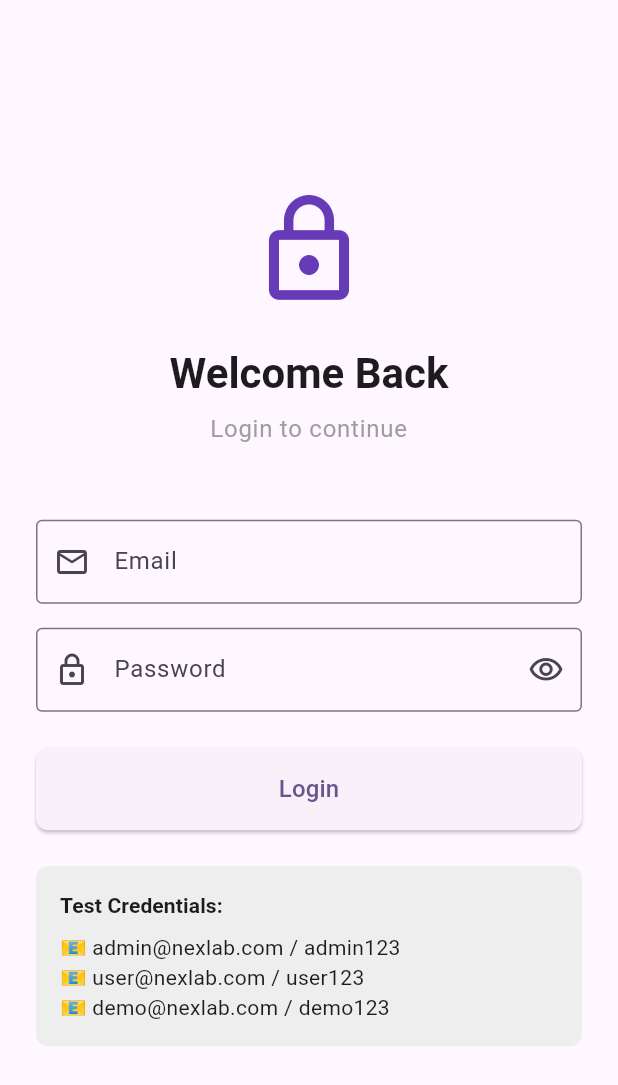
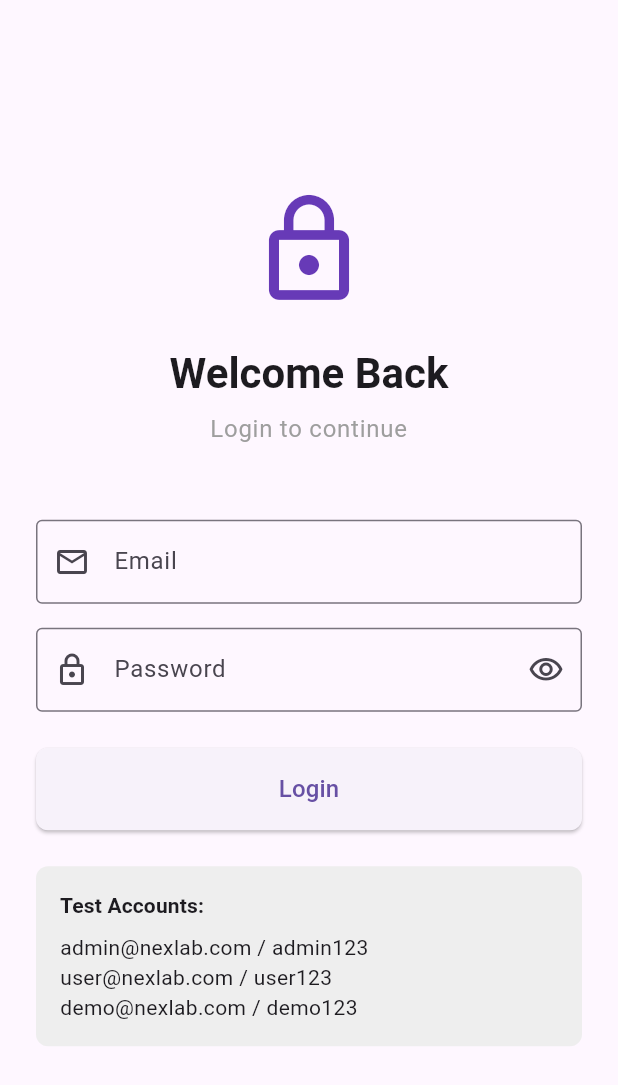
Before and after one commit to korrotta/nexlab_test, a Flutter app: the screen it shows after launch, on a phone screen of 412 x 824 dp. Shown: the top 1085 px of the screen. Run offline on Flutter 3.47's test engine with Material 3 defaults, Android fonts, the light colour scheme and no system bars; our stand-ins replace equatable, flutter_bloc; accounts and stored records are empty.

Commit message:
fix: fix minor UI bugs

```diff
--- a/nexlab_test/lib/features/authentication/pages/login_page.dart
+++ b/nexlab_test/lib/features/authentication/pages/login_page.dart
@@ -184,16 +184,16 @@ class _LoginPageState extends State<LoginPage> {
                           crossAxisAlignment: CrossAxisAlignment.start,
                           children: [
                             Text(
-                              'Test Credentials:',
+                              'Test Accounts:',
                               style: Theme.of(context).textTheme.titleSmall
                                   ?.copyWith(
                                     fontWeight: FontWeight.bold,
                                   ),
                             ),
                             const SizedBox(height: 8),
-                            const Text('📧 admin@nexlab.com / admin123'),
-                            const Text('📧 user@nexlab.com / user123'),
-                            const Text('📧 demo@nexlab.com / demo123'),
+                            const Text('admin@nexlab.com / admin123'),
+                            const Text('user@nexlab.com / user123'),
+                            const Text('demo@nexlab.com / demo123'),
                           ],
                         ),
                       ),
--- a/nexlab_test/lib/features/contacts/pages/contact_form_page.dart
+++ b/nexlab_test/lib/features/contacts/pages/contact_form_page.dart
@@ -161,7 +161,6 @@ class _ContactFormPageState extends State<ContactFormPage> {
                   // Address field
                   TextFormField(
                     controller: _addressController,
-                    maxLines: 3,
                     decoration: const InputDecoration(
                       labelText: 'Address',
                       hintText: 'Enter address',
--- a/nexlab_test/lib/main.dart
+++ b/nexlab_test/lib/main.dart
@@ -27,10 +27,6 @@ class MyApp extends StatelessWidget {
       child: MaterialApp(
         title: 'Nexlab Test',
         debugShowCheckedModeBanner: false,
-        theme: ThemeData(
-          colorScheme: ColorScheme.fromSeed(seedColor: Colors.deepPurple),
-          useMaterial3: true,
-        ),
         home: const LoginPage(),
       ),
     );
--- a/nexlab_test/lib/services/auth_service.dart
+++ b/nexlab_test/lib/services/auth_service.dart
@@ -61,7 +61,7 @@ class AuthService {
   }
 
   Future<void> logout() async {
-    await Future.delayed(const Duration(milliseconds: 500));
+    await Future.delayed(const Duration(seconds: 2));
     _currentUser = null;
   }
 
```
Also changed, not shown: nexlab_test/lib/features/contacts/pages/contact_detail_page.dart (+15 -5 lines), nexlab_test/lib/features/home/pages/home_page.dart (+19 -6 lines), 1 other file.
